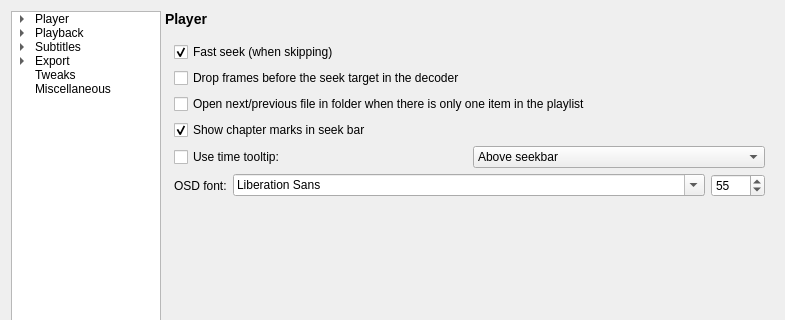
Old version of the form settingswindow.ui in the repository mpc-qt/mpc-qt; both pictures show x 0 to 785 and y 0 to 320 of the 785 by 777 pixel window.
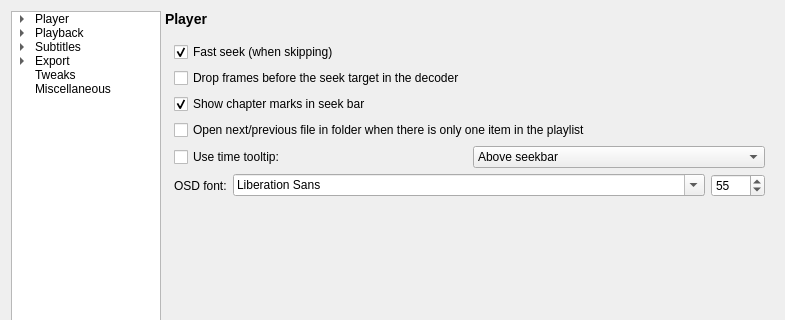
New version of the form.

Commit message:
main,settingswindow,mainwindow: respect volume step amount
Fixes #77.

Patch:
```diff
--- a/settingswindow.ui
+++ b/settingswindow.ui
@@ -6322,13 +6322,6 @@
              </property>
             </widget>
            </item>
-           <item>
-            <widget class="QCheckBox" name="tweaksOpenNextFile">
-             <property name="text">
-              <string>Open next/previous file in folder when there is only one item in the playlist</string>
-             </property>
-            </widget>
-           </item>
            <item>
             <widget class="QCheckBox" name="tweaksShowChapterMarks">
              <property name="text">
@@ -6339,6 +6332,13 @@
              </property>
             </widget>
            </item>
+           <item>
+            <widget class="QCheckBox" name="tweaksOpenNextFile">
+             <property name="text">
+              <string>Open next/previous file in folder when there is only one item in the playlist</string>
+             </property>
+            </widget>
+           </item>
            <item>
             <layout class="QHBoxLayout" name="horizontalLayout_26">
              <item>
```
The commit also changes 4 other files.
